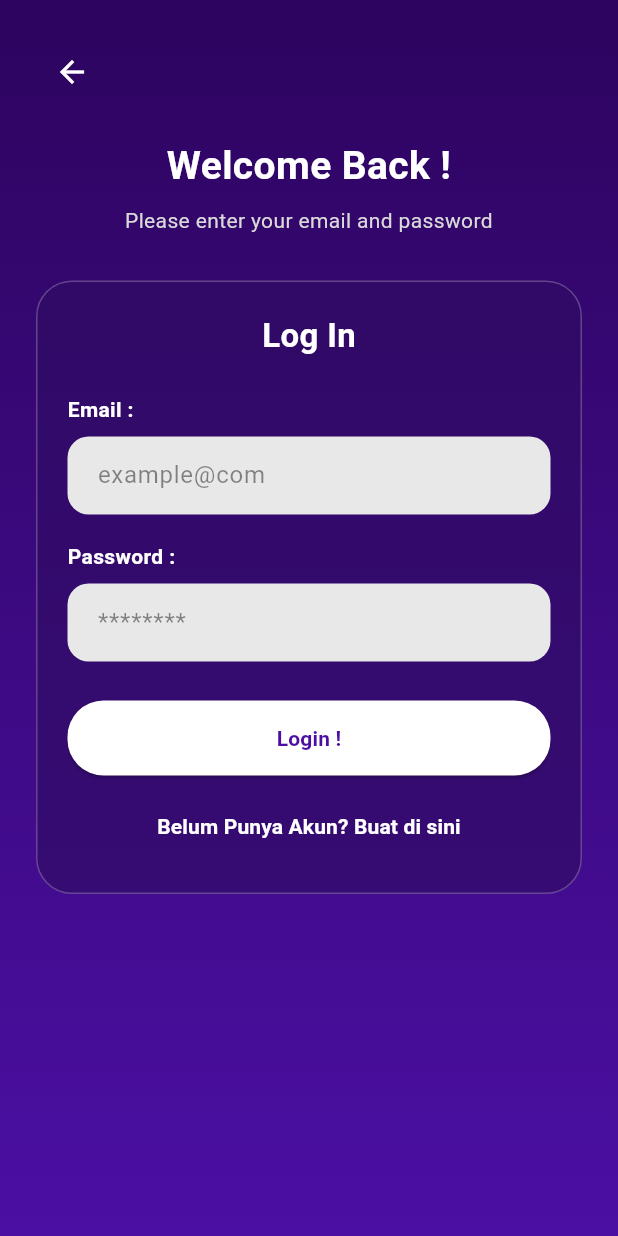
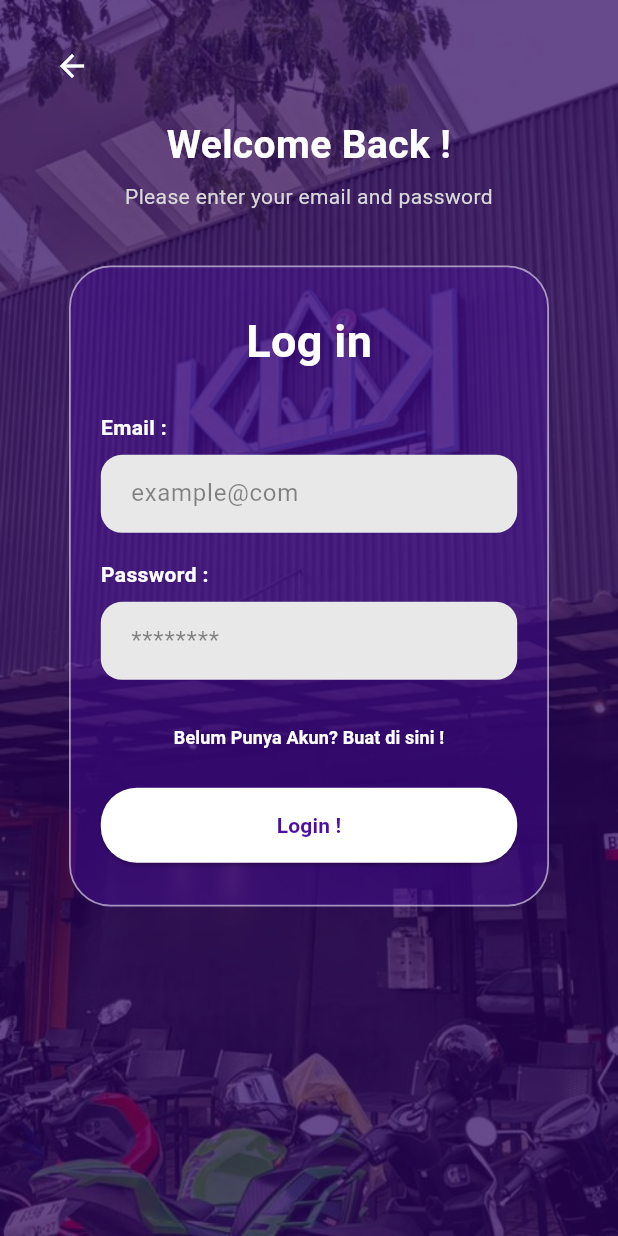
Before and after one commit to arhan321/klik_billiard, a Flutter app: the screen it shows after launch, after a tap on "Get Started", on a phone screen of 412 x 824 dp. Run offline on Flutter 3.47's test engine with Material 3 defaults, Android fonts, the phone set to English and light mode, and no system bars.

Commit message:
perubahan login page background add

```diff
--- a/lib/modules/auth/login_view.dart
+++ b/lib/modules/auth/login_view.dart
@@ -14,11 +14,16 @@ class LoginView extends StatelessWidget {
         width: double.infinity,
         height: double.infinity,
         decoration: const BoxDecoration(
-          gradient: LinearGradient(
-            colors: [AppColors.primaryDark, AppColors.primary],
-            begin: Alignment.topCenter,
-            end: Alignment.bottomCenter,
+          image: DecorationImage(
+            image: AssetImage('assets/images/foto_biliard.jpg'),
+            fit: BoxFit.cover,
           ),
+        ),
+        child: Container(
+          width: double.infinity,
+          height: double.infinity,
+          decoration: BoxDecoration(
+            color: AppColors.primaryDark.withOpacity(0.72),
           ),
           child: SafeArea(
             child: SingleChildScrollView(
@@ -31,7 +36,7 @@ class LoginView extends StatelessWidget {
                 child: Padding(
                   padding: const EdgeInsets.symmetric(
                     horizontal: 24,
-                  vertical: 24,
+                    vertical: 20,
                   ),
                   child: Column(
                     crossAxisAlignment: CrossAxisAlignment.start,
@@ -45,7 +50,8 @@ class LoginView extends StatelessWidget {
                           color: AppColors.white,
                         ),
                       ),
-                    const SizedBox(height: 20),
+                      const SizedBox(height: 10),
+
                       const Center(
                         child: Text(
                           'Welcome Back !',
@@ -57,7 +63,7 @@ class LoginView extends StatelessWidget {
                           ),
                         ),
                       ),
-                    const SizedBox(height: 8),
+                      const SizedBox(height: 6),
                       const Center(
                         child: Text(
                           'Please enter your email and password',
@@ -68,37 +74,71 @@ class LoginView extends StatelessWidget {
                           ),
                         ),
                       ),
-                    const SizedBox(height: 30),
-                    Container(
+
+                      const SizedBox(height: 36),
+
+                      Center(
+                        child: Container(
                           width: double.infinity,
-                      padding: const EdgeInsets.all(20),
+                          constraints: const BoxConstraints(maxWidth: 320),
+                          padding: const EdgeInsets.symmetric(
+                            horizontal: 20,
+                            vertical: 28,
+                          ),
                           decoration: BoxDecoration(
-                        color: AppColors.card.withOpacity(0.65),
-                        borderRadius: BorderRadius.circular(24),
-                        border: Border.all(color: Colors.white24),
+                            color: AppColors.primary.withOpacity(0.38),
+                            borderRadius: BorderRadius.circular(28),
+                            border: Border.all(
+                              color: Colors.white.withOpacity(0.55),
+                              width: 1.2,
+                            ),
                           ),
                           child: Column(
                             children: [
                               const Text(
-                            'Log In',
+                                'Log in',
                                 style: TextStyle(
-                              fontSize: 22,
+                                  fontSize: 30,
                                   fontWeight: FontWeight.bold,
                                   color: AppColors.white,
                                 ),
                               ),
-                          const SizedBox(height: 24),
+                              const SizedBox(height: 26),
+
                               const CustomTextField(
                                 label: 'Email :',
                                 hint: 'example@com',
                               ),
                               const SizedBox(height: 18),
+
                               const CustomTextField(
                                 label: 'Password :',
                                 hint: '********',
                                 obscureText: true,
                               ),
-                          const SizedBox(height: 26),
+
+                              const SizedBox(height: 14),
+
+                              TextButton(
+                                onPressed: () {
+                                  Navigator.pushNamed(
+                                    context,
+                                    AppRoutes.register,
+                                  );
+                                },
+                                child: const Text(
+                                  'Belum Punya Akun? Buat di sini !',
+                                  style: TextStyle(
+                                    color: AppColors.white,
+                                    fontWeight: FontWeight.w600,
+                                    fontSize: 12,
+                                  ),
+                                  textAlign: TextAlign.center,
+                                ),
+                              ),
+
+                              const SizedBox(height: 10),
+
                               CustomButton(
                                 text: 'Login !',
                                 onPressed: () {
@@ -108,24 +148,12 @@ class LoginView extends StatelessWidget {
                                   );
                                 },
                               ),
-                          const SizedBox(height: 10),
-                          TextButton(
-                            onPressed: () {
-                              Navigator.pushNamed(context, AppRoutes.register);
-                            },
-                            child: const Text(
-                              'Belum Punya Akun? Buat di sini',
-                              style: TextStyle(
-                                color: AppColors.white,
-                                fontWeight: FontWeight.w600,
+                            ],
                           ),
                         ),
                       ),
                     ],
                   ),
-                    ),
-                    const SizedBox(height: 24),
-                  ],
                 ),
               ),
             ),
```
Lines whose indentation alone changed are shown as unchanged.
